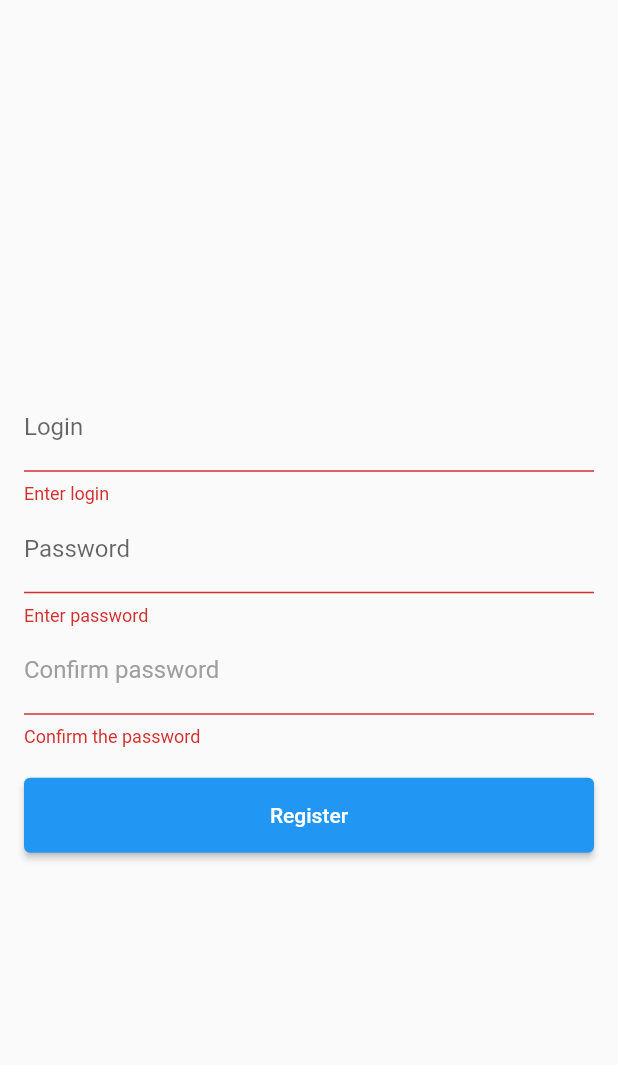
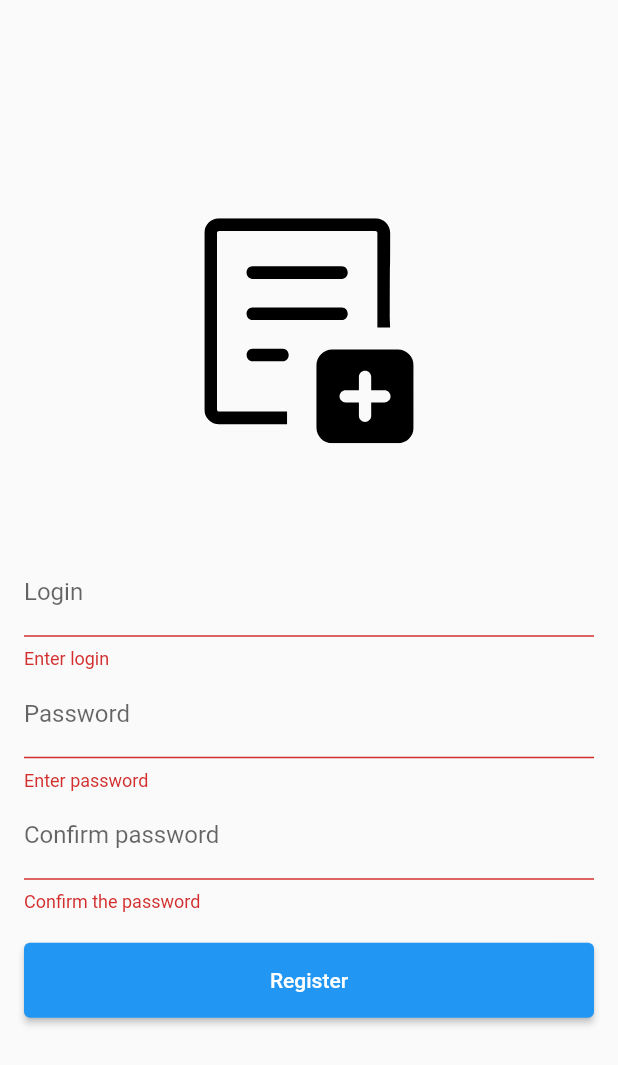
Before and after one commit to coffee3333/Neobis_Flutter_Auth, a Flutter app: the RegisterPage screen opened by its route, after a tap on "Register", on a phone screen of 412 x 824 dp. Shown: the top 1065 px of the screen. Run offline on Flutter 3.47's test engine with Material 2 defaults, Android fonts, the phone set to English and light mode, and no system bars; our stand-ins replace flutter_svg, shared_preferences; accounts and stored records are empty.

Commit message:
Refactored code, add validation for login and registration

```diff
--- /dev/null
+++ b/lib/core/consts/assets_consts.dart
@@ -0,0 +1,4 @@
+class AssetsConsts {
+  static const String loginIcon = 'lib/core/assets/input-icon.svg';
+  static const String registerIcon = 'lib/core/assets/register.svg';
+}
--- /dev/null
+++ b/lib/core/consts/routes_consts.dart
@@ -0,0 +1,5 @@
+class RoutesConsts {
+  static const String home = '/';
+  static const String login = '/login';
+  static const String register = '/register';
+}
--- a/lib/styles_consts.dart
+++ b/lib/core/consts/styles_consts.dart
@@ -4,6 +4,6 @@ class StylesConsts {
   final ButtonStyle elevatedButtonStyle =
       ElevatedButton.styleFrom(minimumSize: const Size(300, 50));
 
-  // final ButtonStyle buttonStyleInfinity =
-  //     ElevatedButton.styleFrom(minimumSize: const Size(300, 50));
+  static const SizedBox sizedBox70 = SizedBox(height: 70);
+  static const SizedBox sizedBox20 = SizedBox(height: 20);
 }
--- a/lib/dependencies/application.dart
+++ b/lib/dependencies/application.dart
@@ -1,6 +1,5 @@
 import 'package:flutter/material.dart';
 import 'package:neobis_auth_project/presentation/login_page/login_view.dart';
-import 'package:neobis_auth_project/presentation/intro_view.dart';
 import 'package:neobis_auth_project/presentation/main_page/main_view.dart';
 import 'package:neobis_auth_project/presentation/register_page/register_view.dart';
 
@@ -11,12 +10,11 @@ class Application extends StatelessWidget {
   Widget build(BuildContext context) {
     return MaterialApp(
       routes: {
-        '_': (context) => const IntroView(),
         '/': (context) => const MainView(),
         '/login': (context) => const LogInPage(),
         '/register': (context) => const RegisterPage(),
       },
-      initialRoute: "_",
+      initialRoute: "/login",
     );
   }
 }
--- /dev/null
+++ b/lib/domain/model/user.dart
@@ -0,0 +1,8 @@
+class User {
+  final String login;
+  final String password;
+
+  User({required this.login, required this.password});
+
+  Map<String, dynamic> toJson() => {'login': login, 'password': password};
+}
--- a/lib/presentation/main_page/main_view.dart
+++ b/lib/presentation/main_page/main_view.dart
@@ -6,7 +6,6 @@ class MainView extends StatelessWidget {
   @override
   Widget build(BuildContext context) {
     return Container(
-      color: Colors.grey,
       alignment: Alignment.center,
       child: const Text("Welcome"),
     );
--- a/lib/presentation/register_page/register_form_view.dart
+++ b/lib/presentation/register_page/register_form_view.dart
@@ -1,7 +1,10 @@
 import 'package:flutter/material.dart';
+import 'package:flutter_svg/svg.dart';
+import 'package:neobis_auth_project/core/consts/assets_consts.dart';
+import 'package:neobis_auth_project/data/memory.dart';
+import 'package:neobis_auth_project/domain/model/user.dart';
 import 'package:neobis_auth_project/presentation/loading_page/loading_view.dart';
-import 'package:neobis_auth_project/styles_consts.dart';
-import 'package:shared_preferences/shared_preferences.dart';
+import 'package:neobis_auth_project/core/consts/styles_consts.dart';
 
 class RegisterScreen extends StatefulWidget {
   const RegisterScreen({super.key});
@@ -11,7 +14,9 @@ class RegisterScreen extends StatefulWidget {
 }
 
 class _RegisterScreen extends State<RegisterScreen> {
+  bool _loginCheck = true;
   bool _checkPassword = true;
+  bool _checkConfirmPassword = true;
   final GlobalKey<FormState> _formKey = GlobalKey<FormState>();
   final TextEditingController _usernameController = TextEditingController();
   final TextEditingController _passwordController = TextEditingController();
@@ -21,34 +26,54 @@ class _RegisterScreen extends State<RegisterScreen> {
   @override
   Widget build(BuildContext context) {
     return Container(
+      alignment: Alignment.center,
       margin: const EdgeInsets.all(16.0),
       child: _getRegisterForm(context),
     );
   }
 
-  Form _getRegisterForm(BuildContext context) {
+  Form _getRegisterForm(BuildContext contex) {
     return Form(
       key: _formKey,
+      child: SingleChildScrollView(
         child: Column(
           mainAxisAlignment: MainAxisAlignment.center,
           children: <Widget>[
+            SvgPicture.asset(
+              AssetsConsts.registerIcon,
+              width: 150,
+              height: 150,
+            ),
+            StylesConsts.sizedBox70,
             _loginFormField(),
             _passwordFormField(),
             _passwordConfirmField(),
-          const SizedBox(height: 20),
-          SizedBox(
+            StylesConsts.sizedBox20,
+            _registerButton(),
+          ],
+        ),
+      ),
+    );
+  }
+
+  SizedBox _registerButton() {
+    return SizedBox(
       width: double.infinity,
       child: ElevatedButton(
         onPressed: () {
-                if (_formKey.currentState!.validate() && _checkPassword) {
+          setState(() {
+            _loginCheck = true;
+          });
+          _validationPassword();
+          _validationConfirmPassword();
+          if (_formKey.currentState!.validate() &&
+              _checkPassword &&
+              _checkConfirmPassword) {
             _registerEvent();
           }
         },
         style: StylesConsts().elevatedButtonStyle,
         child: const Text('Register'),
-            ),
-          ),
-        ],
       ),
     );
   }
@@ -56,9 +81,11 @@ class _RegisterScreen extends State<RegisterScreen> {
   TextFormField _loginFormField() {
     return TextFormField(
       controller: _usernameController,
-      decoration: const InputDecoration(labelText: 'Login'),
+      decoration: InputDecoration(
+          labelText: 'Login',
+          errorText: _loginCheck ? null : 'This login is already exist'),
       validator: (value) {
-        if (value!.isEmpty) {
+        if (value == null || value.isEmpty) {
           return 'Enter login';
         }
         return null;
@@ -69,10 +96,14 @@ class _RegisterScreen extends State<RegisterScreen> {
   TextFormField _passwordFormField() {
     return TextFormField(
       controller: _passwordController,
-      decoration: const InputDecoration(labelText: 'Password'),
+      decoration: InputDecoration(
+        labelText: 'Password',
+        errorText:
+            _checkPassword ? null : 'Password should be at least 6 characters',
+      ),
       obscureText: true,
       validator: (value) {
-        if (value!.isEmpty) {
+        if (value == null || value.isEmpty) {
           return 'Enter password';
         }
         return null;
@@ -84,14 +115,12 @@ class _RegisterScreen extends State<RegisterScreen> {
     return TextFormField(
       controller: _passwordCheckController,
       decoration: InputDecoration(
-          labelText:
-              _checkPassword ? "Confirm password" : "Password shood be same",
-          labelStyle:
-              TextStyle(color: _checkPassword ? Colors.grey : Colors.red)),
+        labelText: "Confirm password",
+        errorText: _checkConfirmPassword ? null : "Password shood be same",
+      ),
       obscureText: true,
-      onChanged: _validationConfirmPass,
       validator: (value) {
-        if (value!.isEmpty) {
+        if (value == null || value.isEmpty) {
           return 'Confirm the password';
         }
         return null;
@@ -99,19 +128,11 @@ class _RegisterScreen extends State<RegisterScreen> {
     );
   }
 
-  void _validationConfirmPass(text) {
-    if (text.isNotEmpty) {
-      if (text != _passwordController.text) {
-        setState(
-          () {
+  _validationPassword() {
+    if (_passwordController.text.length <= 5) {
+      setState(() {
         _checkPassword = false;
-          },
-        );
-      } else {
-        setState(() {
-          _checkPassword = true;
       });
-      }
     } else {
       setState(() {
         _checkPassword = true;
@@ -119,21 +140,36 @@ class _RegisterScreen extends State<RegisterScreen> {
     }
   }
 
-  _saveUser({required String login, required String pass}) async {
-    SharedPreferences prefs = await SharedPreferences.getInstance();
-    prefs.setString(login, pass);
-    await Future.delayed(const Duration(seconds: 2));
+  _validationConfirmPassword() {
+    if (_passwordCheckController.text != _passwordController.text) {
+      setState(() {
+        _checkConfirmPassword = false;
+      });
+    } else {
+      setState(() {
+        _checkConfirmPassword = true;
+      });
+    }
   }
 
   _registerEvent() async {
     buildLoading(context);
-    await _saveUser(
-        login: _usernameController.text, pass: _passwordController.text);
-    _formKey.currentState?.reset();
-    _usernameController.clear();
-    _passwordController.clear();
-    _passwordCheckController.clear();
+    User user = User(
+        login: _usernameController.text, password: _passwordController.text);
+
+    if (!await Memory().checkUser(user: user)) {
+      Memory().saveUser(user: user);
+      // ignore: use_build_context_synchronously
       Navigator.of(context).pop();
-    Navigator.pushNamed(context, '/login');
+      // ignore: use_build_context_synchronously
+      Navigator.of(context).pop();
+      print('success');
+    } else {
+      setState(() {
+        _loginCheck = false;
+      });
+      // ignore: use_build_context_synchronously
+      Navigator.of(context).pop();
     }
   }
+}
```
Also changed, not shown: lib/data/memory.dart (added, +43 -0 lines), lib/presentation/intro_view.dart (deleted, +0 -46 lines), lib/presentation/login_page/login_form_view.dart (+119 -48 lines), pubspec.yaml (+7 -0 lines), lib/core/assets/input-icon.svg (added), lib/core/assets/register.svg (added), pubspec.lock. Lines whose indentation alone changed are shown as unchanged.
